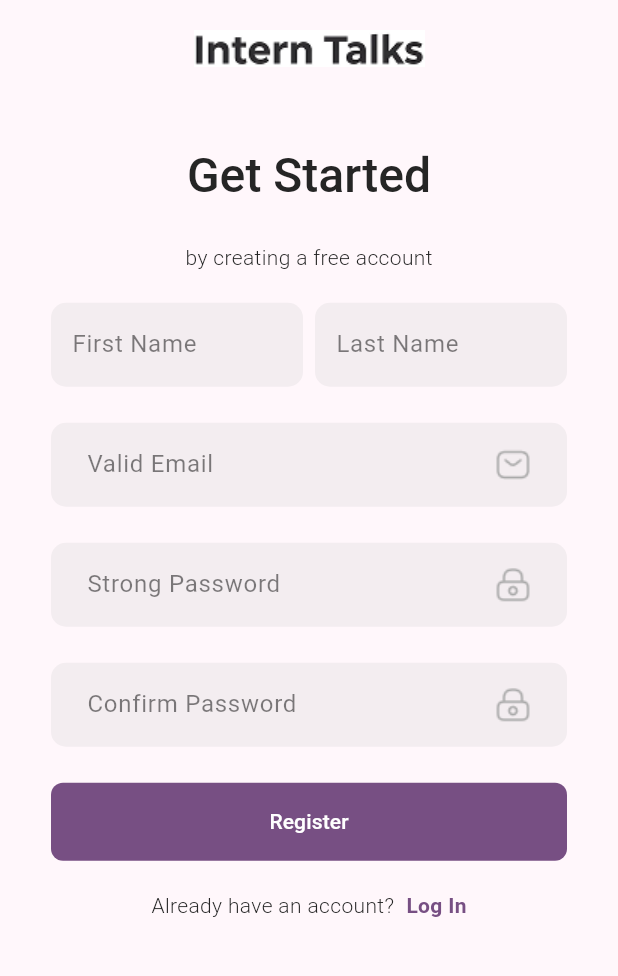
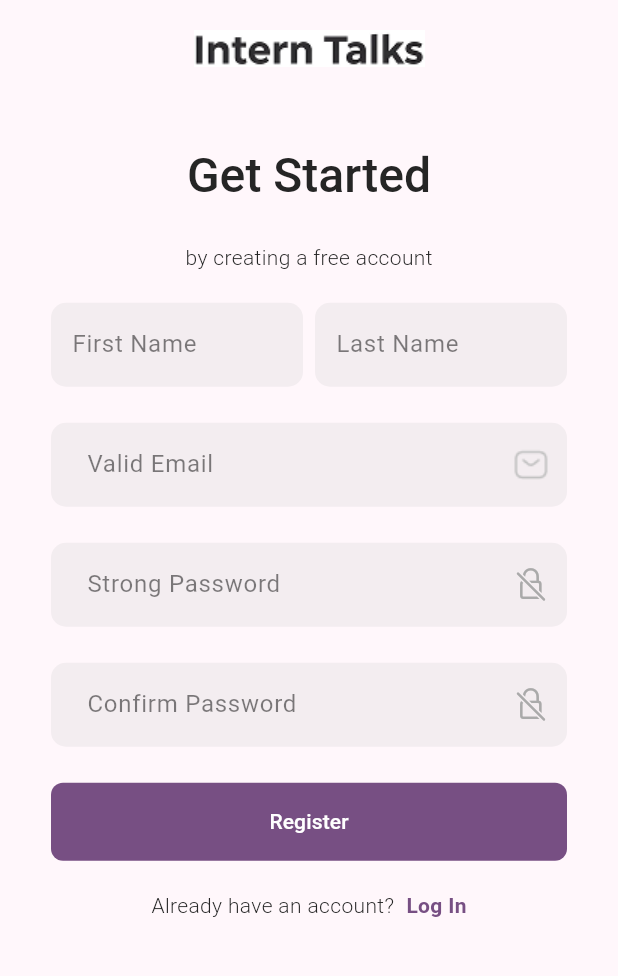
Before and after one commit to NBG-Software/interns-talk-mobile, a Flutter app: the screen it shows after launch, after a tap on "Log In", after a tap on "Register", on a phone screen of 412 x 824 dp, the part 172-1148 px from its top. Run offline on Flutter 3.47's test engine with Material 3 defaults, Android fonts, the phone set to English and light mode, and no system bars; our stand-ins replace dio, flutter_bloc, flutter_secure_storage, package_info_plus; network calls fail.

Commit message:
Added password visibility icon to login and register pages

```diff
--- a/lib/common/custom_text_form_field.dart
+++ b/lib/common/custom_text_form_field.dart
@@ -1,10 +1,11 @@
 import 'package:flutter/material.dart';
+import 'package:interns_talk_mobile/utils/colors.dart';
 
 class CustomTextFormField extends StatelessWidget {
   final TextEditingController? controller;
   final String? Function(String?)? validator;
   final String? hintText;
-  final String? suffixIconPath;
+  final Widget? suffixIcon;
   final AutovalidateMode? autoValidateMode;
   final Color? iconColor;
   final Color? hintTextColor;
@@ -31,7 +32,7 @@ class CustomTextFormField extends StatelessWidget {
     this.obscureText,
     this.contentPadding,
     this.suffixPadding,
-    this.suffixIconPath,
+    this.suffixIcon,
     this.iconColor,
     this.hintTextColor,
     this.validator,
@@ -49,18 +50,12 @@ class CustomTextFormField extends StatelessWidget {
       obscureText : obscureText ?? false,
       keyboardType: keyboardType,
       obscuringCharacter: obscuringCharacter ?? '•',
+
       decoration: InputDecoration(
         contentPadding: contentPadding,
         hintText: hintText,
-        suffixIcon: suffixIconPath != null
-            ? Padding(
-                padding: suffixPadding ?? EdgeInsets.zero,
-                child: Image.asset(
-                  suffixIconPath!,
-                  color: iconColor,
-                ),
-              )
-            : null,
+        suffixIcon: suffixIcon,
+        suffixIconColor: kIconColorGrey,
         filled: true,
         fillColor: fillColor,
         hintStyle: TextStyle(color: hintTextColor),
--- a/lib/ui/pages/edit_profile_page.dart
+++ b/lib/ui/pages/edit_profile_page.dart
@@ -1,3 +1,4 @@
+import 'package:flutter/cupertino.dart';
 import 'package:flutter/material.dart';
 import 'package:flutter_bloc/flutter_bloc.dart';
 import 'package:interns_talk_mobile/data/model/user_model.dart';
@@ -173,7 +174,7 @@ class ProfileForm extends StatelessWidget {
         ),
         SizedBox(height: kMarginMedium1x),
         CustomTextFormField(
-          suffixIconPath: kEmailIcon,
+          suffixIcon: Image.asset(kEmailIcon),
           readOnly: true,
           hintText: user?.email ?? '@',
           iconColor: kIconColorGrey,
@@ -186,7 +187,7 @@ class ProfileForm extends StatelessWidget {
         ),
         SizedBox(height: kMarginMedium1x),
         CustomTextFormField(
-          suffixIconPath: kLockIcon,
+          suffixIcon: Icon(CupertinoIcons.lock),
           readOnly: true,
           contentPadding: EdgeInsets.symmetric(horizontal: 20, vertical: 16),
           iconColor: kIconColorGrey,
--- a/lib/ui/pages/login_page.dart
+++ b/lib/ui/pages/login_page.dart
@@ -1,6 +1,8 @@
+import 'package:flutter/cupertino.dart';
 import 'package:flutter/material.dart';
 import 'package:flutter_bloc/flutter_bloc.dart';
 import 'package:interns_talk_mobile/common/custom_text_form_field.dart';
+import 'package:interns_talk_mobile/common/validators.dart';
 import 'package:interns_talk_mobile/ui/bloc/auth_bloc.dart';
 import 'package:interns_talk_mobile/ui/pages/chat_room_page.dart';
 import 'package:interns_talk_mobile/ui/pages/register_page.dart';
@@ -57,6 +59,7 @@ class _BodyViewState extends State<_BodyView> {
   final _emailController = TextEditingController();
   final _passwordController = TextEditingController();
   final _formKey = GlobalKey<FormState>();
+  bool isVisible = false;
 
   void _summitForm() {
     context.read<AuthBloc>().add(AuthLoginEvent(
@@ -117,17 +120,12 @@ class _BodyViewState extends State<_BodyView> {
                     children: [
                       CustomTextFormField(
                         controller: _emailController,
-                        suffixIconPath: kEmailIcon,
+                        suffixIcon: Image.asset(kEmailIcon),
                         iconColor: kIconColorGrey,
                         keyboardType: TextInputType.emailAddress,
                         autoValidateMode: AutovalidateMode.onUserInteraction,
                         hintText: kEmailHintText,
-                        validator: (value) {
-                          if (value == null || value.isEmpty) {
-                            return kEmailEmptyErrorText;
-                          }
-                          return null;
-                        },
+                        validator: Validators.emailValidator,
                         fillColor: kTextFieldContainer,
                         hintTextColor: kHintTextColor,
                         contentPadding: EdgeInsets.symmetric(
@@ -141,21 +139,25 @@ class _BodyViewState extends State<_BodyView> {
                       ),
                       CustomTextFormField(
                         controller: _passwordController,
-                        suffixIconPath: kLockIcon,
-                        validator: (value) {
-                          if (value == null || value.isEmpty) {
-                            return kPasswordEmptyErrorText;
-                          }
-                          return null;
-                        },
+                        obscureText: !isVisible,
+                        suffixIcon: IconButton(
+                            onPressed: () {
+                              setState(() {
+                                isVisible = !isVisible;
+                              });
+                            },
+                            icon: isVisible
+                                ? Icon(CupertinoIcons.lock)
+                                : Icon(CupertinoIcons.lock_slash)),
+                        validator: Validators.passwordValidator,
                         contentPadding:
                             EdgeInsets.symmetric(horizontal: 20, vertical: 16),
+
                         iconColor: kIconColorGrey,
                         suffixPadding: EdgeInsets.only(right: 12),
                         autoValidateMode: AutovalidateMode.onUserInteraction,
                         hintText: kPasswordHintText,
                         keyboardType: TextInputType.visiblePassword,
-                        obscureText: true,
                         fillColor: kTextFieldContainer,
                         hintTextColor: kHintTextColor,
                       ),
--- a/lib/ui/pages/register_page.dart
+++ b/lib/ui/pages/register_page.dart
@@ -1,3 +1,4 @@
+import 'package:flutter/cupertino.dart';
 import 'package:flutter/material.dart';
 import 'package:flutter_bloc/flutter_bloc.dart';
 import 'package:interns_talk_mobile/common/custom_text_form_field.dart';
@@ -53,6 +54,8 @@ class __BodyViewState extends State<_BodyView> {
   final _strongPasswordController = TextEditingController();
   final _confirmPasswordController = TextEditingController();
   final _formKey = GlobalKey<FormState>();
+  bool isVisible = false;
+  bool isObscured = true;
 
   Future<void> _summitForm() async {
     context.read<AuthBloc>().add(AuthSignUpEvent(
@@ -160,7 +163,7 @@ class __BodyViewState extends State<_BodyView> {
                     ),
                     CustomTextFormField(
                       controller: _emailController,
-                      suffixIconPath: kEmailIcon,
+                      suffixIcon:Image.asset(kEmailIcon),
                       keyboardType: TextInputType.emailAddress,
                       iconColor: kIconColorGrey,
                       autoValidateMode: AutovalidateMode.onUserInteraction,
@@ -180,8 +183,16 @@ class __BodyViewState extends State<_BodyView> {
                     CustomTextFormField(
                       controller: _strongPasswordController,
                       keyboardType: TextInputType.visiblePassword,
-                      suffixIconPath: kLockIcon,
-                      obscureText: true,
+                      obscureText: !isVisible,
+                      suffixIcon: IconButton(
+                          onPressed: () {
+                            setState(() {
+                              isVisible = !isVisible;
+                            });
+                          },
+                          icon: isVisible
+                              ? Icon(CupertinoIcons.lock)
+                              : Icon(CupertinoIcons.lock_slash)),
                       contentPadding:
                           EdgeInsets.symmetric(horizontal: 20, vertical: 16),
                       iconColor: kIconColorGrey,
@@ -198,8 +209,16 @@ class __BodyViewState extends State<_BodyView> {
                     CustomTextFormField(
                       controller: _confirmPasswordController,
                       keyboardType: TextInputType.visiblePassword,
-                      suffixIconPath: kLockIcon,
-                      obscureText: true,
+                      obscureText:isObscured,
+                      suffixIcon: IconButton(
+                          onPressed: () {
+                            setState(() {
+                              isObscured = !isObscured;
+                            });
+                          },
+                          icon: !isObscured
+                              ? Icon(CupertinoIcons.lock)
+                              : Icon(CupertinoIcons.lock_slash)),
                       contentPadding:
                           EdgeInsets.symmetric(horizontal: 20, vertical: 16),
                       iconColor: kIconColorGrey,
```
